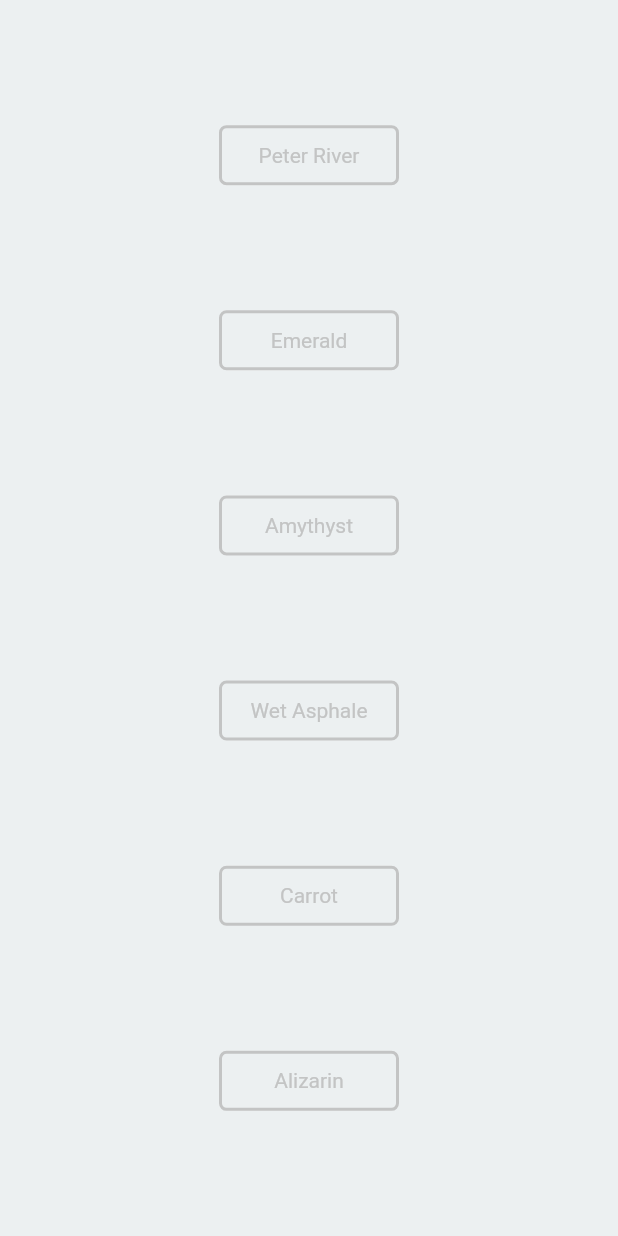
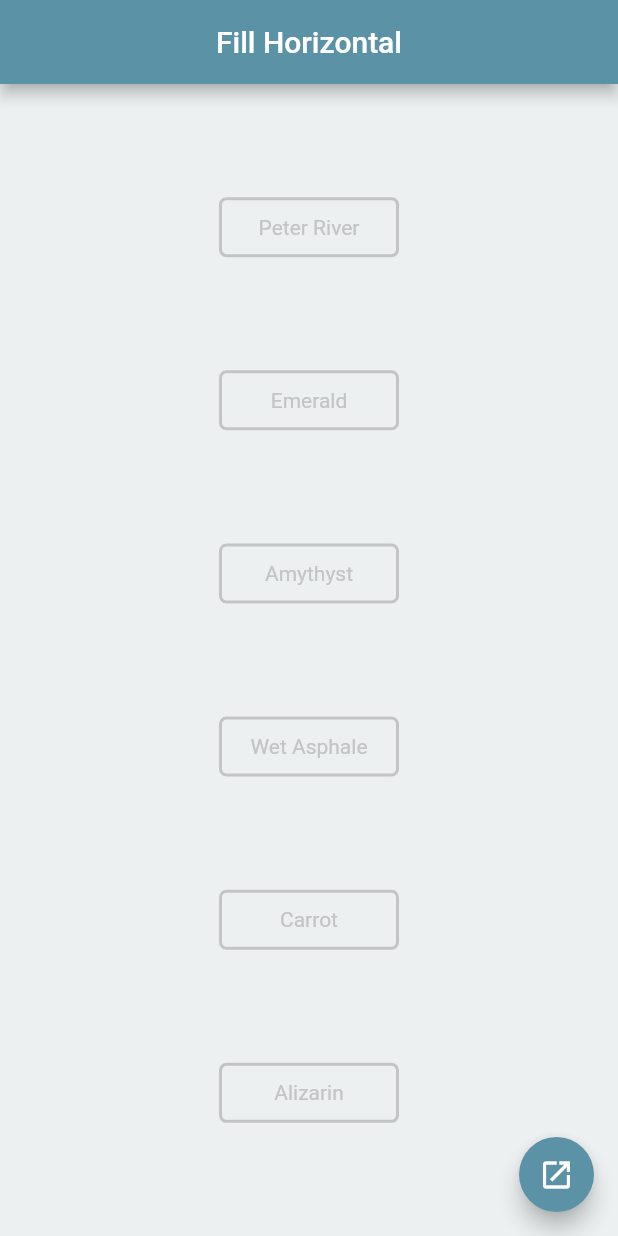
Before and after one commit to mt-tadayon/flutter_hover_button, a Flutter app: the screen it shows after launch, on a phone screen of 412 x 824 dp. Run offline on Flutter 3.47's test engine with Material 2 defaults, Android fonts, the phone set to English and light mode, and no system bars.

Commit message:
Adjust color

```diff
--- a/lib/main.dart
+++ b/lib/main.dart
@@ -3,12 +3,19 @@ import 'package:flutter/material.dart';
 
 class ButtonColors {
   static get backgroundColor => const Color(0xFFECF0F1);
+
   static get defaultColor => const Color(0xFFC3C4C4);
+
   static get emerald => const Color(0xFF2ecc71);
+
   static get peterRiver => const Color(0xFF3498db);
+
   static get amethyst => const Color(0xFF9b59b6);
+
   static get wetAsphalt => const Color(0xFF34495e);
+
   static get carrot => const Color(0xFFe67e22);
+
   static get alizarin => const Color(0xFFe74c3c);
 }
 
@@ -41,6 +48,20 @@ class _ButtonState extends State<Button> {
   Widget build(BuildContext context) {
     return Scaffold(
         backgroundColor: ButtonColors.backgroundColor,
+        appBar: AppBar(
+          centerTitle: true,
+          title: Text('Fill Horizontal'),
+          backgroundColor: Color(0xFF5C92A6),
+        ),
+        floatingActionButton: Container(
+          height: 50,
+          width: 50,
+          child: FloatingActionButton(
+            backgroundColor: Color(0xFF5C92A6),
+            child: Icon(Icons.open_in_new),
+            onPressed: () {},
+          ),
+        ),
         body: Center(
           child: Column(
             mainAxisAlignment: MainAxisAlignment.spaceEvenly,
@@ -121,8 +142,10 @@ class _FillHorizontalState extends State<FillHorizontal>
       ..addListener(() {
         setState(() {});
       });
-    _borderAnimation = ColorTween(begin: ButtonColors.defaultColor, end: widget.animationColor)
-        .animate(CurvedAnimation(curve: Curves.easeOutCirc, parent: _controller));
+    _borderAnimation = ColorTween(
+            begin: ButtonColors.defaultColor, end: widget.animationColor)
+        .animate(
+            CurvedAnimation(curve: Curves.easeOutCirc, parent: _controller));
   }
 
   @override
@@ -177,7 +200,7 @@ class _FillHorizontalState extends State<FillHorizontal>
                       child: Text(widget.text),
                       curve: Curves.easeIn,
                     ),
-                  )
+                  ),
                 ],
               ),
             ),
```
